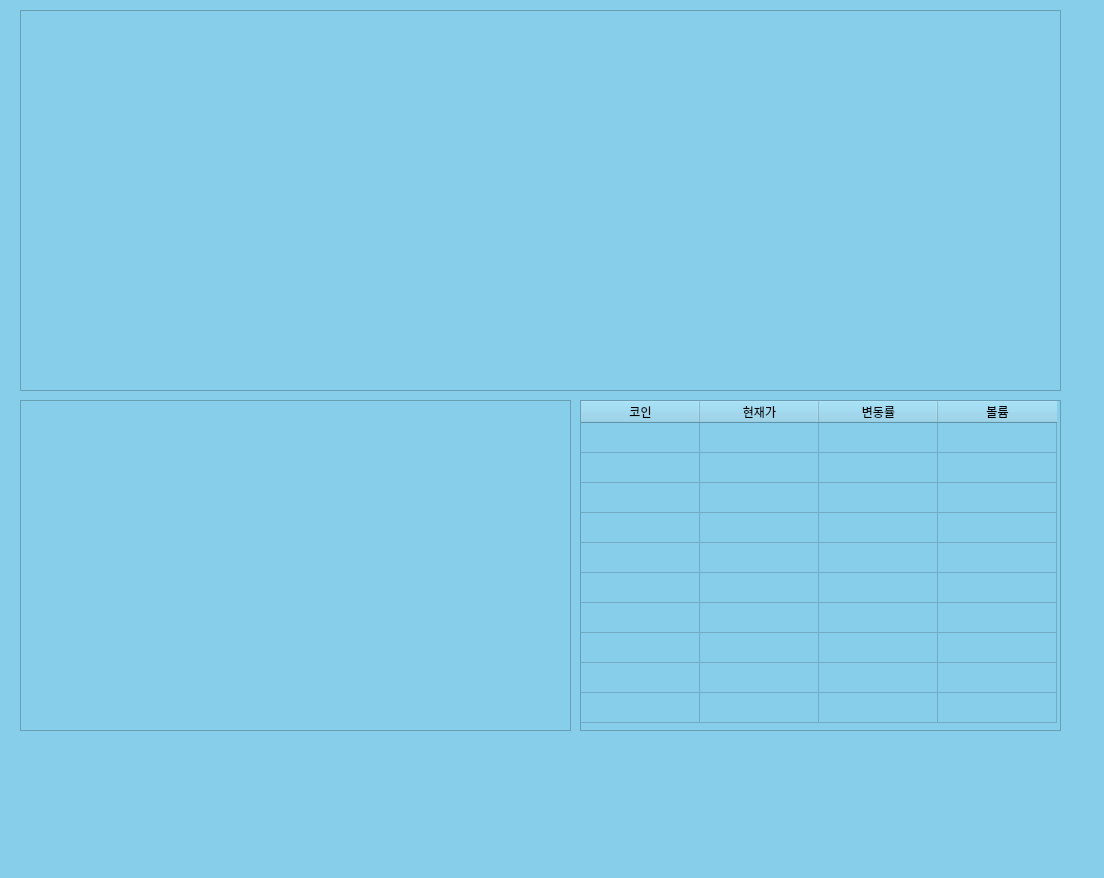
The window that cointrading/coingui.ui (seokho94/Yonsai_IT_Academy) describes before a commit, drawn with Qt 5.
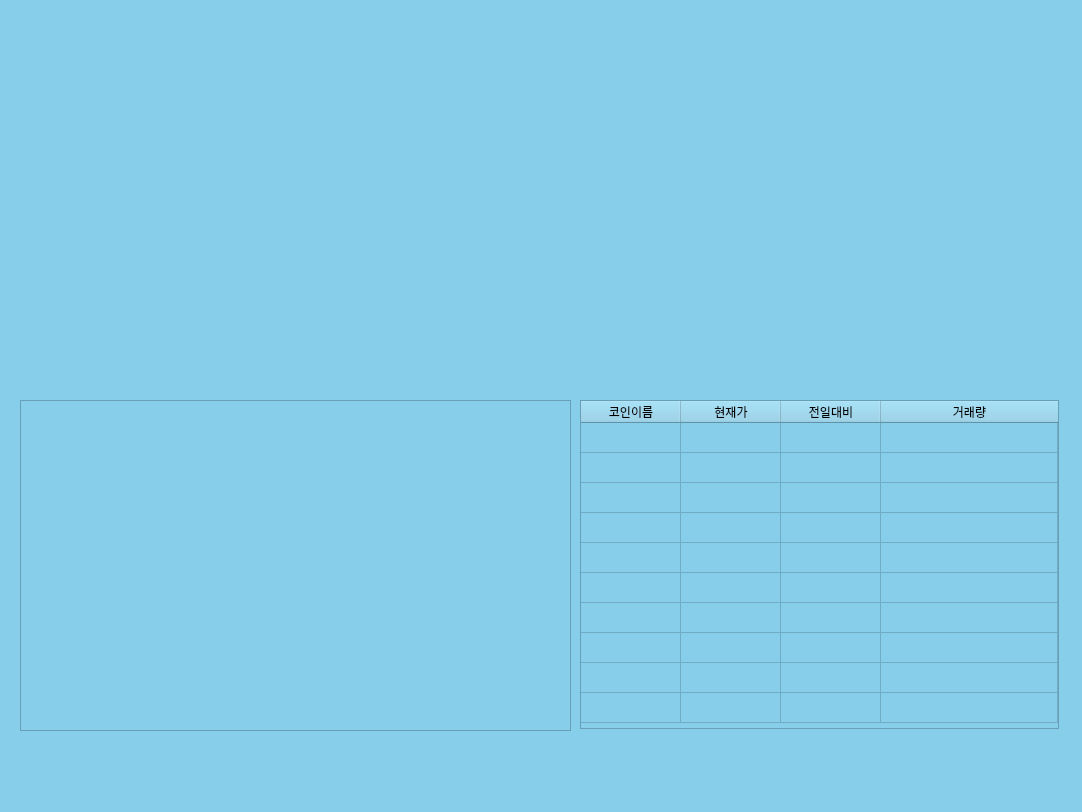
The same window after the commit.

Patch:
```diff
--- a/cointrading/coingui.ui
+++ b/cointrading/coingui.ui
@@ -6,22 +6,10 @@
    <rect>
     <x>0</x>
     <y>0</y>
-    <width>1104</width>
-    <height>878</height>
+    <width>1082</width>
+    <height>812</height>
    </rect>
   </property>
-  <property name="sizePolicy">
-   <sizepolicy hsizetype="Expanding" vsizetype="Preferred">
-    <horstretch>0</horstretch>
-    <verstretch>0</verstretch>
-   </sizepolicy>
-  </property>
-  <property name="baseSize">
-   <size>
-    <width>0</width>
-    <height>0</height>
-   </size>
-  </property>
   <property name="windowTitle">
    <string>MainWindow</string>
   </property>
@@ -29,21 +17,6 @@
    <string notr="true"> background-color:skyblue;</string>
   </property>
   <widget class="QWidget" name="centralwidget">
-   <widget class="QWidget" name="verticalLayoutWidget_3">
-    <property name="geometry">
-     <rect>
-      <x>20</x>
-      <y>10</y>
-      <width>1041</width>
-      <height>381</height>
-     </rect>
-    </property>
-    <layout class="QVBoxLayout" name="verticalLayout_3">
-     <item>
-      <widget class="QListView" name="listView"/>
-     </item>
-    </layout>
-   </widget>
    <widget class="QWidget" name="verticalLayoutWidget_4">
     <property name="geometry">
      <rect>
@@ -59,29 +32,35 @@
      </item>
     </layout>
    </widget>
-   <widget class="QWidget" name="gridLayoutWidget">
+   <widget class="QTableWidget" name="tableWidget">
     <property name="geometry">
      <rect>
       <x>580</x>
       <y>400</y>
-      <width>481</width>
-      <height>331</height>
+      <width>479</width>
+      <height>329</height>
      </rect>
     </property>
-    <layout class="QGridLayout" name="gridLayout">
-     <item row="0" column="0">
-      <widget class="QTableWidget" name="current_price">
+    <property name="sizePolicy">
+     <sizepolicy hsizetype="Minimum" vsizetype="Minimum">
+      <horstretch>0</horstretch>
+      <verstretch>0</verstretch>
+     </sizepolicy>
+    </property>
+    <property name="minimumSize">
+     <size>
+      <width>400</width>
+      <height>0</height>
+     </size>
+    </property>
        <property name="rowCount">
         <number>10</number>
        </property>
        <property name="columnCount">
         <number>4</number>
        </property>
-       <attribute name="horizontalHeaderCascadingSectionResizes">
-        <bool>false</bool>
-       </attribute>
-       <attribute name="horizontalHeaderDefaultSectionSize">
-        <number>119</number>
+    <attribute name="horizontalHeaderStretchLastSection">
+     <bool>true</bool>
        </attribute>
        <attribute name="verticalHeaderVisible">
         <bool>false</bool>
@@ -98,7 +77,7 @@
        <row/>
        <column>
         <property name="text">
-         <string>코인</string>
+      <string>코인이름</string>
         </property>
        </column>
        <column>
@@ -108,17 +87,25 @@
        </column>
        <column>
         <property name="text">
-         <string>변동률</string>
+      <string>전일대비</string>
         </property>
        </column>
        <column>
         <property name="text">
-         <string>볼륨</string>
+      <string>거래량</string>
         </property>
        </column>
       </widget>
-     </item>
-    </layout>
+   <widget class="QWidget" name="gridLayoutWidget">
+    <property name="geometry">
+     <rect>
+      <x>19</x>
+      <y>-1</y>
+      <width>1041</width>
+      <height>391</height>
+     </rect>
+    </property>
+    <layout class="QGridLayout" name="graph_verticalLayout"/>
    </widget>
   </widget>
   <widget class="QMenuBar" name="menubar">
```
Left out of the diff: 2 changed lines with no effect on the pictures. Lines whose indentation alone changed are shown as unchanged.
